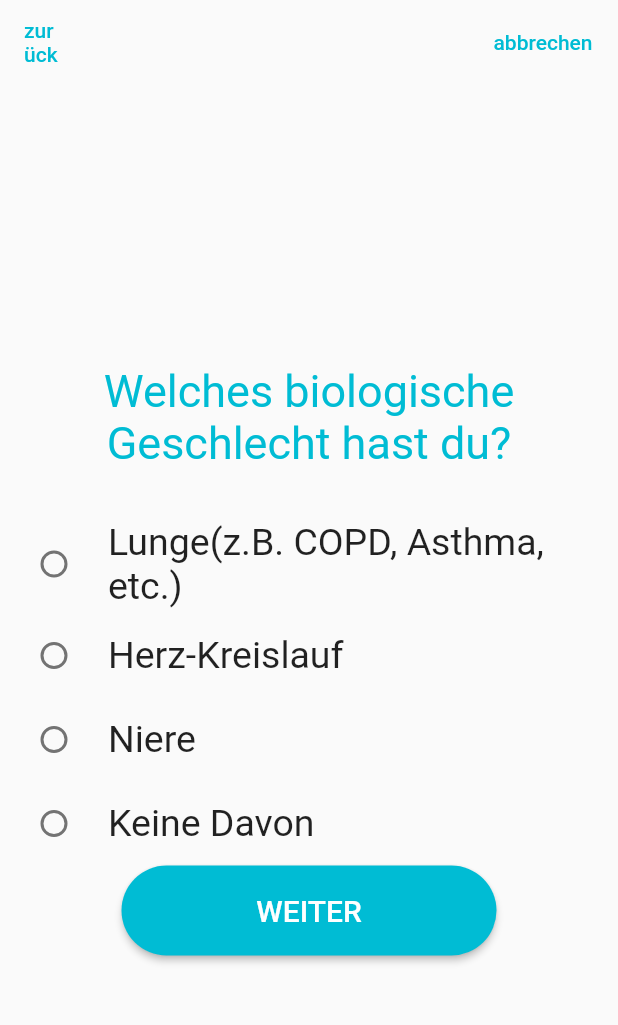
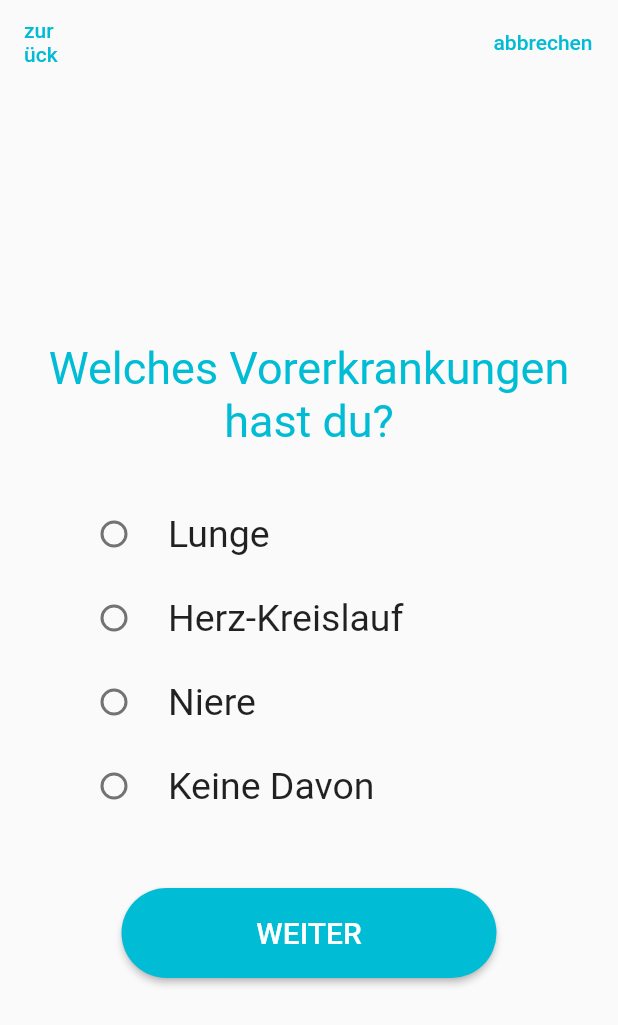
Before and after one commit to VolodymyrBiryuk/31_Digitale_Krankheits_Anamnese_CovOx, a Flutter app: the QuestionVorerkrankungen screen opened directly, on a phone screen of 412 x 824 dp. Shown: the top 1025 px of the screen. Run offline on Flutter 3.47's test engine with Material 2 defaults, Android fonts, the phone set to English and light mode, and no system bars; our stand-ins replace flutter_form_builder; Roboto replaces fonts that are missing (Monserrat).

Commit message:
update radio_button_widget

```diff
--- a/app/covox/lib/screens/question_smoking.dart
+++ b/app/covox/lib/screens/question_smoking.dart
@@ -32,7 +32,7 @@ class _QuestionSmokingState extends State<QuestionSmoking> {
         body: Center(
           child: TitleContentButtonWidget(
             fbKey: new GlobalKey(),
-            title: 'Rauchst du täglich?',
+            title: 'Rauchst du?',
             mainContent: RadioButtonGroup(
                 optionsList: answers,
                 selectedValue: selectedValue,
--- a/app/covox/lib/screens/question_vorerkrankungen.dart
+++ b/app/covox/lib/screens/question_vorerkrankungen.dart
@@ -15,8 +15,7 @@ class _QuestionVorerkrankungenState extends State<QuestionVorerkrankungen> {
   List<RadioButtonOptions> answers = [
     RadioButtonOptions(
       index: 1,
-      name: "Lunge"
-            "(z.B. COPD, Asthma, etc.)",
+      name: "Lunge",
     ),
     RadioButtonOptions(
       index: 2,
@@ -40,7 +39,7 @@ class _QuestionVorerkrankungenState extends State<QuestionVorerkrankungen> {
         body: Center(
           child: TitleContentButtonWidget(
             fbKey: new GlobalKey(),
-            title: 'Welches biologische Geschlecht hast du?',
+            title: 'Welches Vorerkrankungen hast du?',
             mainContent: RadioButtonGroup(
                 optionsList: answers,
                 selectedValue: selectedValue,
--- a/app/covox/lib/widgets/radio_button_widget.dart
+++ b/app/covox/lib/widgets/radio_button_widget.dart
@@ -36,24 +36,32 @@ class RadioButtonGroupState extends State<RadioButtonGroup> {
   Widget build(BuildContext context) {
 
     return Column(
-      mainAxisAlignment: MainAxisAlignment.center,
           children: <Widget>[
             Column(
-              mainAxisAlignment: MainAxisAlignment.center,
+              children: <Widget>[
+                Padding(padding: const EdgeInsets.only(
+                  left: 40,
+                  top: 0,
+                  right: 40,
+                  bottom: 40,
+                ),
+                child: Column(
                   children:
                     widget.optionsList.map((data) => RadioListTile(
                       title: Text("${data.name}", style: TextStyle(fontSize: 25)),
+                      activeColor: Colors.green,
                       groupValue: selectedValue,
                       value: data.index,
                       onChanged: (val) {
                         setState(() {
-                      radioItem = data.name ;
                           selectedValue = data.index;
                         });
                       },
                     )).toList(),
                     ),
+                )
           ],
-    );
+    ),
+    ]);
   }
 }
```
Also changed, not shown: app/covox/lib/screens/question_weight.dart (+7 -0 lines). Lines whose indentation alone changed are shown as unchanged.
